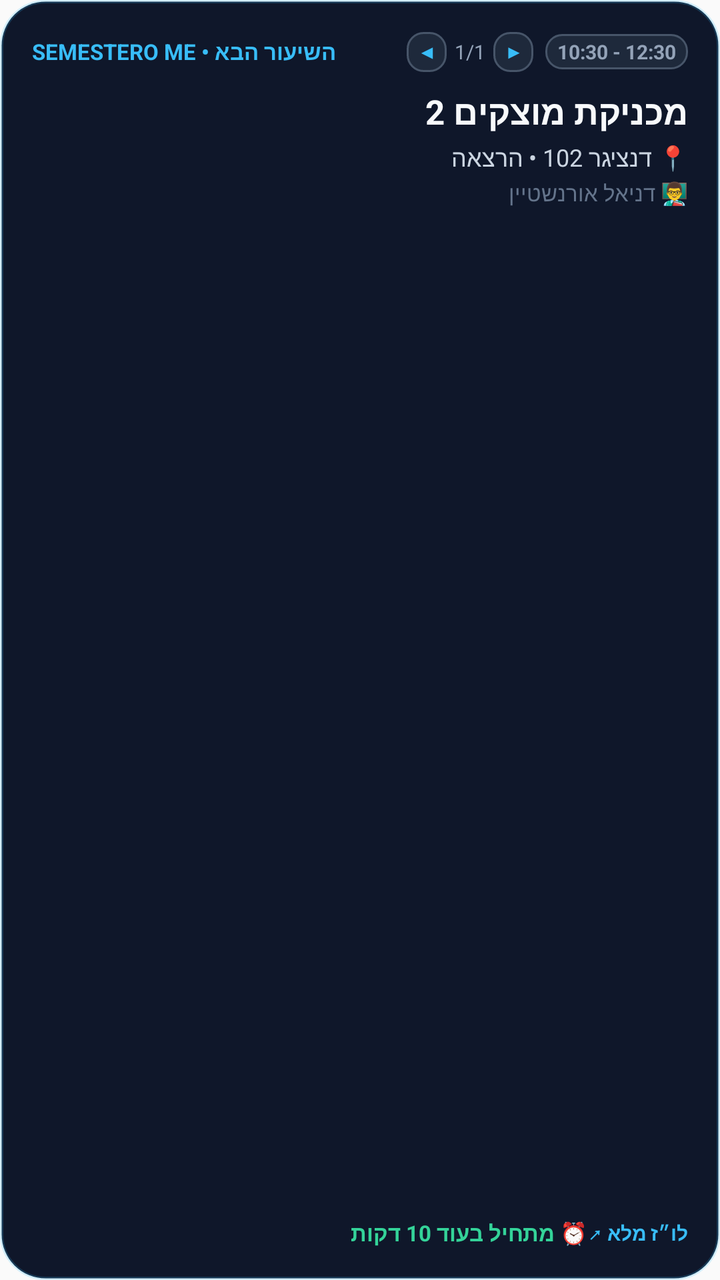
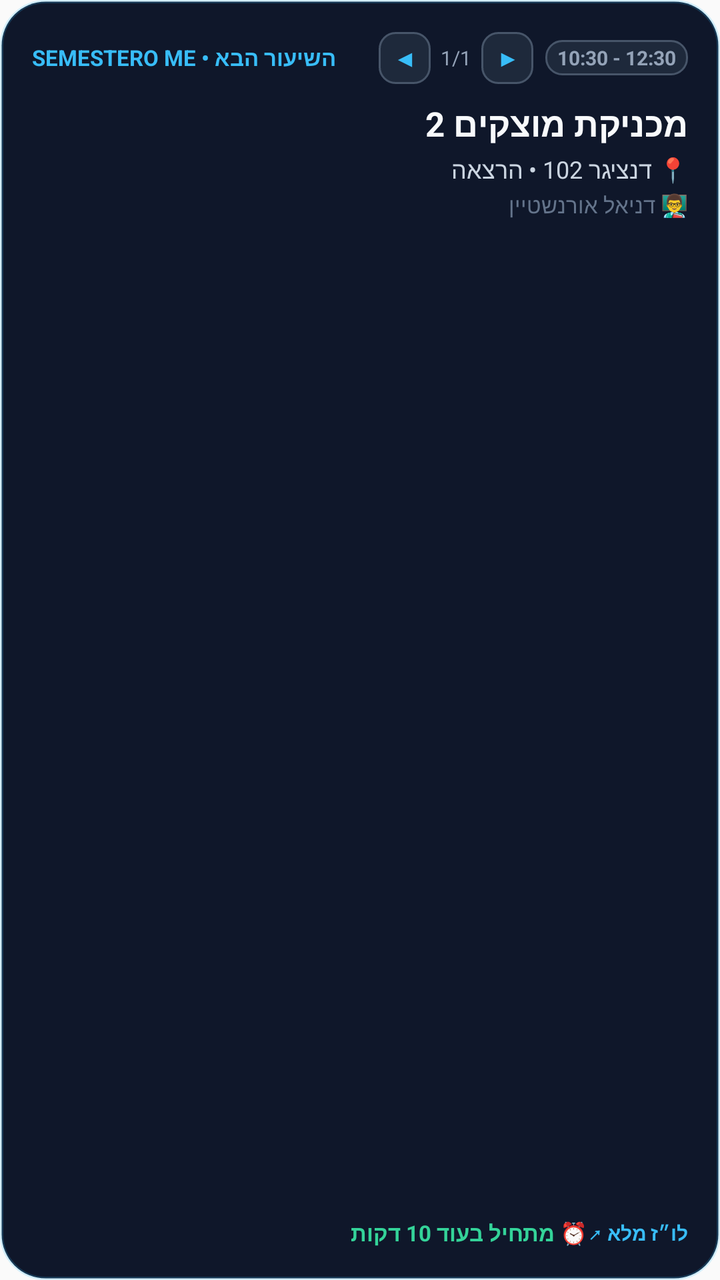

Before-and-after screenshots of an Android layout around one commit, followed by the original layout XML and the change that was made.
<!-- AndroidManifest.xml: application theme AppTheme -->
<!-- res/layout/widget_next_class.xml -->
<?xml version="1.0" encoding="utf-8"?>
<LinearLayout xmlns:android="http://schemas.android.com/apk/res/android"
    android:id="@+id/widget_root"
    android:layout_width="match_parent"
    android:layout_height="match_parent"
    android:background="@drawable/widget_card_bg"
    android:orientation="vertical"
    android:padding="16dp">

    
    <LinearLayout
        android:layout_width="match_parent"
        android:layout_height="wrap_content"
        android:orientation="horizontal"
        android:gravity="center_vertical">

        <TextView
            android:id="@+id/widget_app_tag"
            android:layout_width="0dp"
            android:layout_height="wrap_content"
            android:layout_weight="1"
            android:text="SEMESTERO ME • השיעור הבא"
            android:textColor="#38bdf8"
            android:textSize="11sp"
            android:textStyle="bold" />

        
        <LinearLayout
            android:layout_width="wrap_content"
            android:layout_height="wrap_content"
            android:orientation="horizontal"
            android:gravity="center_vertical">

            <TextView
                android:id="@+id/btn_prev_class"
                android:layout_width="20dp"
                android:layout_height="20dp"
                android:background="@drawable/widget_badge_bg"
                android:gravity="center"
                android:text="◀"
                android:textColor="#38bdf8"
                android:textSize="9sp"
                android:textStyle="bold" />

            <TextView
                android:id="@+id/widget_class_page"
                android:layout_width="wrap_content"
                android:layout_height="wrap_content"
                android:layout_marginLeft="4dp"
                android:layout_marginRight="4dp"
                android:text="1/1"
                android:textColor="#94a3b8"
                android:textSize="10sp" />

            <TextView
                android:id="@+id/btn_next_class"
                android:layout_width="20dp"
                android:layout_height="20dp"
                android:background="@drawable/widget_badge_bg"
                android:gravity="center"
                android:text="▶"
                android:textColor="#38bdf8"
                android:textSize="9sp"
                android:textStyle="bold" />

            <TextView
                android:id="@+id/widget_time_badge"
                android:layout_width="wrap_content"
                android:layout_height="wrap_content"
                android:layout_marginLeft="6dp"
                android:background="@drawable/widget_badge_bg"
                android:paddingLeft="6dp"
                android:paddingRight="6dp"
                android:paddingTop="2dp"
                android:paddingBottom="2dp"
                android:text="10:30 - 12:30"
                android:textColor="#94a3b8"
                android:textSize="10sp"
                android:textStyle="bold" />
        </LinearLayout>
    </LinearLayout>

    
    <TextView
        android:id="@+id/widget_course_title"
        android:layout_width="match_parent"
        android:layout_height="wrap_content"
        android:layout_marginTop="8dp"
        android:text="מכניקת מוצקים 2"
        android:textColor="#f8fafc"
        android:textSize="17sp"
        android:textStyle="bold"
        android:maxLines="2"
        android:ellipsize="end" />

    
    <TextView
        android:id="@+id/widget_class_details"
        android:layout_width="match_parent"
        android:layout_height="wrap_content"
        android:layout_marginTop="3dp"
        android:text="📍 דנציגר 102 • הרצאה"
        android:textColor="#cbd5e1"
        android:textSize="12sp"
        android:maxLines="1"
        android:ellipsize="end" />

    
    <TextView
        android:id="@+id/widget_class_lecturer"
        android:layout_width="match_parent"
        android:layout_height="wrap_content"
        android:layout_marginTop="2dp"
        android:text="👨‍🏫 דניאל אורנשטיין"
        android:textColor="#64748b"
        android:textSize="11sp"
        android:maxLines="1"
        android:ellipsize="end" />

    
    <FrameLayout
        android:layout_width="match_parent"
        android:layout_height="0dp"
        android:layout_weight="1" />

    
    <LinearLayout
        android:layout_width="match_parent"
        android:layout_height="wrap_content"
        android:gravity="center_vertical"
        android:orientation="horizontal">

        <TextView
            android:id="@+id/widget_status_text"
            android:layout_width="0dp"
            android:layout_height="wrap_content"
            android:layout_weight="1"
            android:text="⏰ מתחיל בעוד 10 דקות"
            android:textColor="#34d399"
            android:textSize="11sp"
            android:textStyle="bold" />

        <TextView
            android:id="@+id/widget_action_hint"
            android:layout_width="wrap_content"
            android:layout_height="wrap_content"
            android:text="לו״ז מלא ↗"
            android:textColor="#38bdf8"
            android:textSize="10sp"
            android:textStyle="bold" />
    </LinearLayout>
</LinearLayout>
<!-- resources referenced by this layout -->
<resources>
  <!-- drawable widget_badge_bg (drawable) -->
  <?xml version="1.0" encoding="utf-8"?>
  <shape xmlns:android="http://schemas.android.com/apk/res/android"
      android:shape="rectangle">
      <solid android:color="#1e293b" />
      <corners android:radius="8dp" />
      <stroke
          android:width="1dp"
          android:color="#475569" />
  </shape>
  <!-- drawable widget_card_bg (drawable) -->
  <?xml version="1.0" encoding="utf-8"?>
  <shape xmlns:android="http://schemas.android.com/apk/res/android"
      android:shape="rectangle">
      <solid android:color="#0f172a" />
      <corners android:radius="22dp" />
      <stroke
          android:width="1.5dp"
          android:color="#3338bdf8" />
  </shape>
  <style name="AppTheme" parent="Theme.AppCompat.Light.DarkActionBar">
          
          <item name="colorPrimary">@color/colorPrimary</item>
          <item name="colorPrimaryDark">@color/colorPrimaryDark</item>
          <item name="colorAccent">@color/colorAccent</item>
      </style>
</resources>

<!-- the commit's change to res/layout/widget_next_class.xml (unified diff, before → after) -->
@@ -33,34 +33,34 @@
 
             <TextView
                 android:id="@+id/btn_prev_class"
-                android:layout_width="20dp"
-                android:layout_height="20dp"
+                android:layout_width="26dp"
+                android:layout_height="26dp"
                 android:background="@drawable/widget_badge_bg"
                 android:gravity="center"
                 android:text="◀"
                 android:textColor="#38bdf8"
-                android:textSize="9sp"
+                android:textSize="11sp"
                 android:textStyle="bold" />
 
             <TextView
                 android:id="@+id/widget_class_page"
                 android:layout_width="wrap_content"
                 android:layout_height="wrap_content"
-                android:layout_marginLeft="4dp"
-                android:layout_marginRight="4dp"
+                android:layout_marginLeft="5dp"
+                android:layout_marginRight="5dp"
                 android:text="1/1"
                 android:textColor="#94a3b8"
                 android:textSize="10sp" />
 
             <TextView
                 android:id="@+id/btn_next_class"
-                android:layout_width="20dp"
-                android:layout_height="20dp"
+                android:layout_width="26dp"
+                android:layout_height="26dp"
                 android:background="@drawable/widget_badge_bg"
                 android:gravity="center"
                 android:text="▶"
                 android:textColor="#38bdf8"
-                android:textSize="9sp"
+                android:textSize="11sp"
                 android:textStyle="bold" />
 
             <TextView
